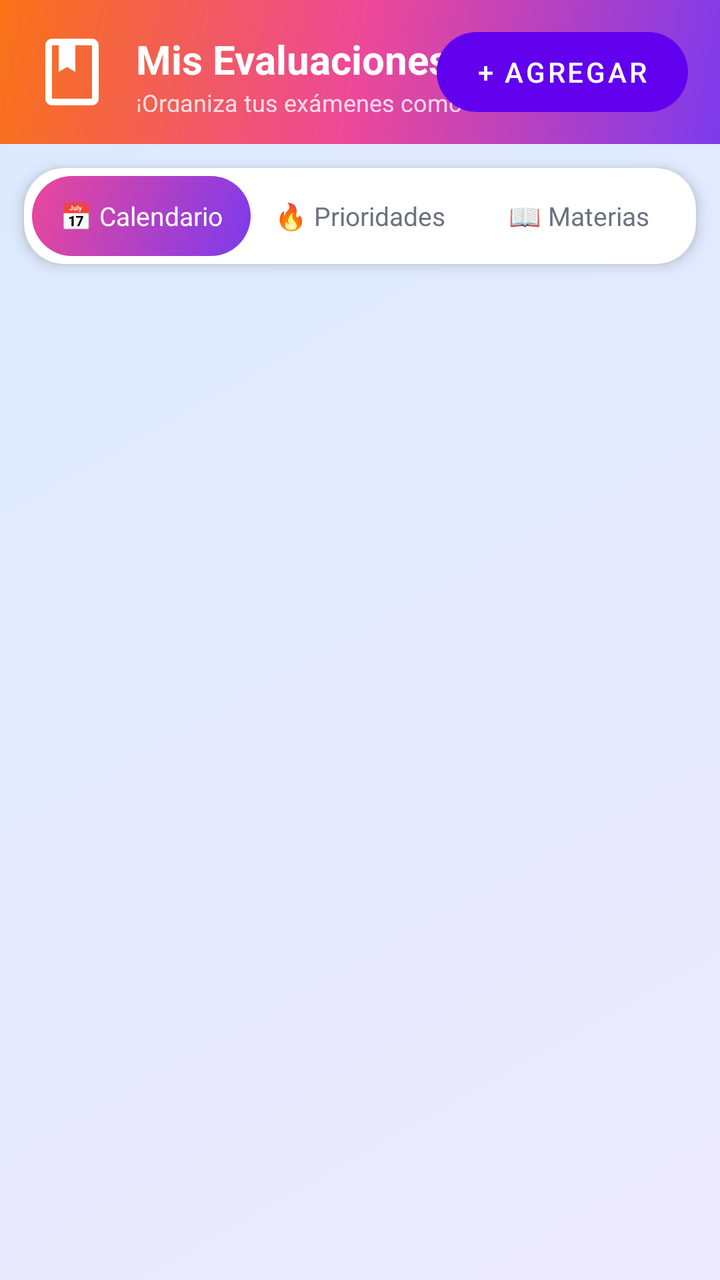
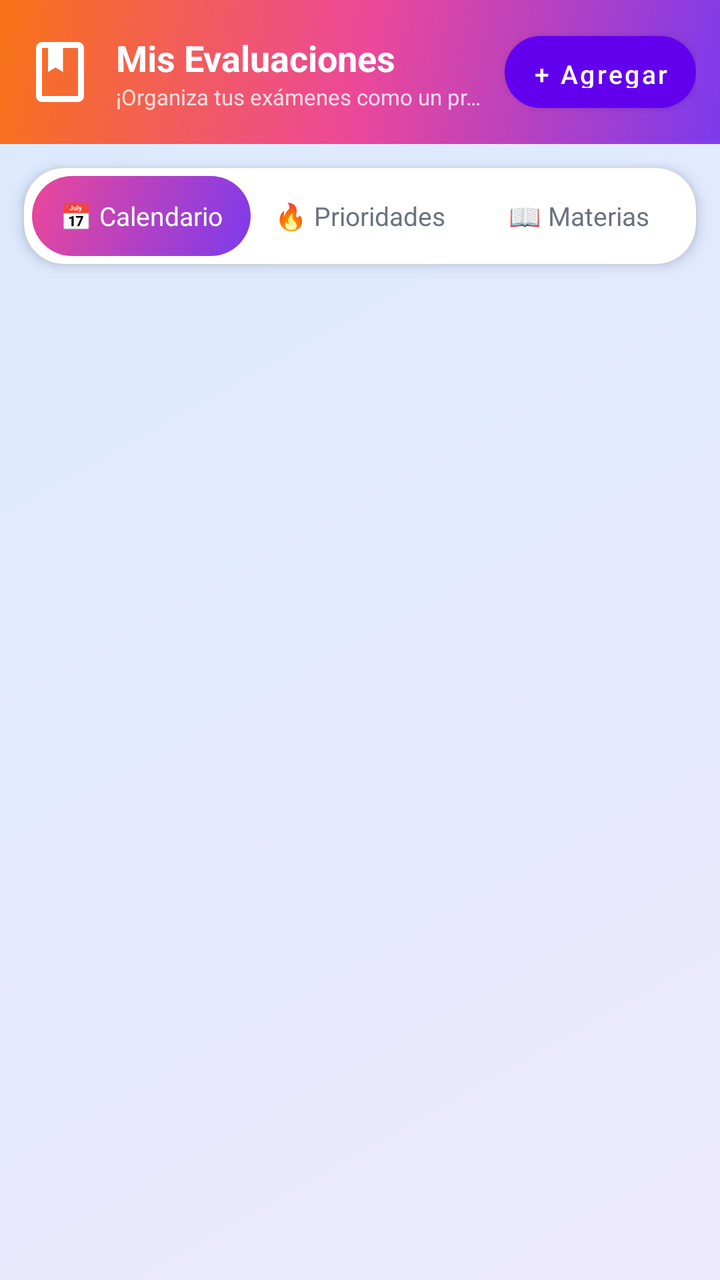

The first picture is an Android layout as it rendered before a commit; the second is the same layout after the commit. The layout source and the unified diff follow.
<!-- AndroidManifest.xml: application theme Theme.MaterialComponents.Light.NoActionBar -->
<!-- res/layout/activity_main.xml -->
<?xml version="1.0" encoding="utf-8"?>
<LinearLayout xmlns:android="http://schemas.android.com/apk/res/android"
    xmlns:app="http://schemas.android.com/apk/res-auto"
    android:layout_width="match_parent"
    android:layout_height="match_parent"
    android:orientation="vertical"
    android:background="@drawable/bg_app_gradient">

    
    <RelativeLayout
        android:layout_width="match_parent"
        android:layout_height="@dimen/header_height"
        android:background="@drawable/bg_header_gradient"
        android:padding="@dimen/spacing_md">

        <ImageView
            android:id="@+id/logoImage"
            android:layout_width="40dp"
            android:layout_height="40dp"
            android:layout_centerVertical="true"
            android:layout_alignParentStart="true"
            android:src="@drawable/ic_book"
            android:contentDescription="Logo" />

        <LinearLayout
            android:id="@+id/titleContainer"
            android:layout_width="wrap_content"
            android:layout_height="wrap_content"
            android:layout_centerVertical="true"
            android:layout_toEndOf="@id/logoImage"
            android:layout_marginStart="12dp"
            android:orientation="vertical">

            <TextView
                android:layout_width="wrap_content"
                android:layout_height="wrap_content"
                android:text="Mis Evaluaciones"
                android:textColor="@color/white"
                android:textSize="20sp"
                android:textStyle="bold" />

            <TextView
                android:layout_width="wrap_content"
                android:layout_height="wrap_content"
                android:text="¡Organiza tus exámenes como un pro! 🌟"
                android:textColor="#CCFFFFFF"
                android:textSize="12sp" />

        </LinearLayout>

        <Button
            android:id="@+id/btnAdd"
            android:layout_width="wrap_content"
            android:layout_height="40dp"
            android:layout_centerVertical="true"
            android:layout_alignParentEnd="true"
            android:background="@drawable/bg_button_add"
            android:text="+ Agregar"
            android:textColor="@color/white"
            android:textSize="14sp"
            android:paddingStart="20dp"
            android:paddingEnd="20dp"
            android:stateListAnimator="@null" />

    </RelativeLayout>

    
    <androidx.cardview.widget.CardView
        android:layout_width="match_parent"
        android:layout_height="wrap_content"
        android:layout_margin="12dp"
        app:cardCornerRadius="20dp"
        app:cardElevation="4dp"
        app:cardBackgroundColor="@color/white">

        <LinearLayout
            android:layout_width="match_parent"
            android:layout_height="@dimen/tab_height"
            android:orientation="horizontal"
            android:padding="4dp"
            android:weightSum="3">

            <TextView
                android:id="@+id/tabCalendar"
                android:layout_width="0dp"
                android:layout_height="match_parent"
                android:layout_weight="1"
                android:gravity="center"
                android:text="📅 Calendario"
                android:textSize="13sp"
                android:textColor="@color/white"
                android:background="@drawable/bg_tab_calendar_active" />

            <TextView
                android:id="@+id/tabPriority"
                android:layout_width="0dp"
                android:layout_height="match_parent"
                android:layout_weight="1"
                android:gravity="center"
                android:text="🔥 Prioridades"
                android:textSize="13sp"
                android:textColor="@color/text_secondary"
                android:background="@drawable/bg_tab_inactive" />

            <TextView
                android:id="@+id/tabSubjects"
                android:layout_width="0dp"
                android:layout_height="match_parent"
                android:layout_weight="1"
                android:gravity="center"
                android:text="📖 Materias"
                android:textSize="13sp"
                android:textColor="@color/text_secondary"
                android:background="@drawable/bg_tab_inactive" />

        </LinearLayout>

    </androidx.cardview.widget.CardView>

    
    <androidx.viewpager2.widget.ViewPager2
        android:id="@+id/viewPager"
        android:layout_width="match_parent"
        android:layout_height="0dp"
        android:layout_weight="1" />

</LinearLayout>
<!-- resources referenced by this layout -->
<resources>
  <color name="text_secondary">#6B7280</color>
  <color name="white">#FFFFFF</color>
  <dimen name="header_height">72dp</dimen>
  <dimen name="spacing_md">16dp</dimen>
  <dimen name="tab_height">48dp</dimen>
  <!-- drawable bg_app_gradient (drawable) -->
  <?xml version="1.0" encoding="utf-8"?>
  <shape xmlns:android="http://schemas.android.com/apk/res/android">
      <gradient
          android:angle="135"
          android:startColor="@color/bg_start"
          android:endColor="@color/bg_end" />
  </shape>
  <!-- drawable bg_button_add (drawable) -->
  <?xml version="1.0" encoding="utf-8"?>
  <shape xmlns:android="http://schemas.android.com/apk/res/android">
      <gradient
          android:angle="135"
          android:startColor="@color/grad_orange"
          android:endColor="@color/grad_pink" />
      <corners android:radius="24dp" />
  </shape>
  <!-- drawable bg_header_gradient (drawable) -->
  <?xml version="1.0" encoding="utf-8"?>
  <shape xmlns:android="http://schemas.android.com/apk/res/android">
      <gradient
          android:angle="135"
          android:startColor="@color/grad_purple"
          android:centerColor="@color/grad_pink"
          android:endColor="@color/grad_orange" />
  </shape>
  <!-- drawable bg_tab_calendar_active (drawable) -->
  <?xml version="1.0" encoding="utf-8"?>
  <shape xmlns:android="http://schemas.android.com/apk/res/android">
      <gradient
          android:angle="135"
          android:startColor="@color/tab_calendar_start"
          android:endColor="@color/tab_calendar_end" />
      <corners android:radius="24dp" />
  </shape>
  <!-- drawable bg_tab_inactive (drawable) -->
  <?xml version="1.0" encoding="utf-8"?>
  <shape xmlns:android="http://schemas.android.com/apk/res/android">
      <solid android:color="@android:color/transparent" />
      <corners android:radius="24dp" />
  </shape>
  <!-- drawable ic_book (drawable) -->
  <vector xmlns:android="http://schemas.android.com/apk/res/android"
      android:width="24dp"
      android:height="24dp"
      android:viewportWidth="24"
      android:viewportHeight="24">
      <path
          android:fillColor="#FFFFFF"
          android:pathData="M18,2H6C4.9,2 4,2.9 4,4v16c0,1.1 0.9,2 2,2h12c1.1,0 2,-0.9 2,-2V4C20,2.9 19.1,2 18,2zM18,20H6V4h2v8l2.5-1.5L13,12V4h5V20z" />
  </vector>
  <color name="bg_start">#EDE9FE</color>
  <color name="bg_end">#DBEAFE</color>
  <color name="grad_orange">#F97316</color>
  <color name="grad_pink">#EC4899</color>
  <color name="grad_purple">#7C3AED</color>
  <color name="tab_calendar_start">#7C3AED</color>
  <color name="tab_calendar_end">#EC4899</color>
</resources>

<!-- the commit's change to res/layout/activity_main.xml (unified diff, before → after) -->
@@ -3,75 +3,86 @@
     xmlns:app="http://schemas.android.com/apk/res-auto"
     android:layout_width="match_parent"
     android:layout_height="match_parent"
-    android:orientation="vertical"
-    android:background="@drawable/bg_app_gradient">
+    android:background="@drawable/bg_app_gradient"
+    android:orientation="vertical">
 
-    
-    <RelativeLayout
+    <androidx.constraintlayout.widget.ConstraintLayout
         android:layout_width="match_parent"
         android:layout_height="@dimen/header_height"
         android:background="@drawable/bg_header_gradient"
-        android:padding="@dimen/spacing_md">
+        android:paddingStart="12dp"
+        android:paddingEnd="12dp"
+        android:paddingTop="10dp"
+        android:paddingBottom="10dp">
 
         <ImageView
             android:id="@+id/logoImage"
-            android:layout_width="40dp"
-            android:layout_height="40dp"
-            android:layout_centerVertical="true"
-            android:layout_alignParentStart="true"
+            android:layout_width="36dp"
+            android:layout_height="36dp"
+            android:contentDescription="Logo"
             android:src="@drawable/ic_book"
-            android:contentDescription="Logo" />
+            app:layout_constraintBottom_toBottomOf="parent"
+            app:layout_constraintStart_toStartOf="parent"
+            app:layout_constraintTop_toTopOf="parent" />
+
+        <Button
+            android:id="@+id/btnAdd"
+            android:layout_width="wrap_content"
+            android:layout_height="36dp"
+            android:layout_marginStart="8dp"
+            android:background="@drawable/bg_button_add"
+            android:minWidth="0dp"
+            android:paddingStart="14dp"
+            android:paddingEnd="14dp"
+            android:singleLine="true"
+            android:text="+ Agregar"
+            android:textAllCaps="false"
+            android:textColor="@color/white"
+            android:textSize="13sp"
+            app:layout_constraintBottom_toBottomOf="parent"
+            app:layout_constraintEnd_toEndOf="parent"
+            app:layout_constraintTop_toTopOf="parent" />
 
         <LinearLayout
             android:id="@+id/titleContainer"
-            android:layout_width="wrap_content"
+            android:layout_width="0dp"
             android:layout_height="wrap_content"
-            android:layout_centerVertical="true"
-            android:layout_toEndOf="@id/logoImage"
-            android:layout_marginStart="12dp"
-            android:orientation="vertical">
+            android:layout_marginStart="10dp"
+            android:layout_marginEnd="8dp"
+            android:orientation="vertical"
+            app:layout_constraintBottom_toBottomOf="parent"
+            app:layout_constraintEnd_toStartOf="@id/btnAdd"
+            app:layout_constraintStart_toEndOf="@id/logoImage"
+            app:layout_constraintTop_toTopOf="parent">
 
             <TextView
                 android:layout_width="wrap_content"
                 android:layout_height="wrap_content"
+                android:ellipsize="end"
+                android:maxLines="1"
                 android:text="Mis Evaluaciones"
                 android:textColor="@color/white"
-                android:textSize="20sp"
+                android:textSize="18sp"
                 android:textStyle="bold" />
 
             <TextView
                 android:layout_width="wrap_content"
                 android:layout_height="wrap_content"
+                android:ellipsize="end"
+                android:maxLines="1"
                 android:text="¡Organiza tus exámenes como un pro! 🌟"
                 android:textColor="#CCFFFFFF"
-                android:textSize="12sp" />
+                android:textSize="11sp" />
+        </LinearLayout>
+    </androidx.constraintlayout.widget.ConstraintLayout>
 
-        </LinearLayout>
-
-        <Button
-            android:id="@+id/btnAdd"
-            android:layout_width="wrap_content"
-            android:layout_height="40dp"
-            android:layout_centerVertical="true"
-            android:layout_alignParentEnd="true"
-            android:background="@drawable/bg_button_add"
-            android:text="+ Agregar"
-            android:textColor="@color/white"
-            android:textSize="14sp"
-            android:paddingStart="20dp"
-            android:paddingEnd="20dp"
-            android:stateListAnimator="@null" />
-
-    </RelativeLayout>
-
-    
     <androidx.cardview.widget.CardView
         android:layout_width="match_parent"
         android:layout_height="wrap_content"
         android:layout_margin="12dp"
+        app:cardBackgroundColor="@color/white"
         app:cardCornerRadius="20dp"
-        app:cardElevation="4dp"
-        app:cardBackgroundColor="@color/white">
+        app:cardElevation="4dp">
 
         <LinearLayout
             android:layout_width="match_parent"
@@ -85,39 +96,36 @@
                 android:layout_width="0dp"
                 android:layout_height="match_parent"
                 android:layout_weight="1"
+                android:background="@drawable/bg_tab_calendar_active"
                 android:gravity="center"
                 android:text="📅 Calendario"
-                android:textSize="13sp"
                 android:textColor="@color/white"
-                android:background="@drawable/bg_tab_calendar_active" />
+                android:textSize="13sp" />
 
             <TextView
                 android:id="@+id/tabPriority"
                 android:layout_width="0dp"
                 android:layout_height="match_parent"
                 android:layout_weight="1"
+                android:background="@drawable/bg_tab_inactive"
                 android:gravity="center"
                 android:text="🔥 Prioridades"
-                android:textSize="13sp"
                 android:textColor="@color/text_secondary"
-                android:background="@drawable/bg_tab_inactive" />
+                android:textSize="13sp" />
 
             <TextView
                 android:id="@+id/tabSubjects"
                 android:layout_width="0dp"
                 android:layout_height="match_parent"
                 android:layout_weight="1"
+                android:background="@drawable/bg_tab_inactive"
                 android:gravity="center"
                 android:text="📖 Materias"
-                android:textSize="13sp"
                 android:textColor="@color/text_secondary"
-                android:background="@drawable/bg_tab_inactive" />
-
+                android:textSize="13sp" />
         </LinearLayout>
-
     </androidx.cardview.widget.CardView>
 
-    
     <androidx.viewpager2.widget.ViewPager2
         android:id="@+id/viewPager"
         android:layout_width="match_parent"
<!-- resource entries referenced after the edit -->
@@ -3,7 +3,6 @@
   <color name="text_secondary">#6B7280</color>
   <color name="white">#FFFFFF</color>
   <dimen name="header_height">72dp</dimen>
-  <dimen name="spacing_md">16dp</dimen>
   <dimen name="tab_height">48dp</dimen>
   <!-- drawable bg_app_gradient (drawable) -->
   <?xml version="1.0" encoding="utf-8"?>
